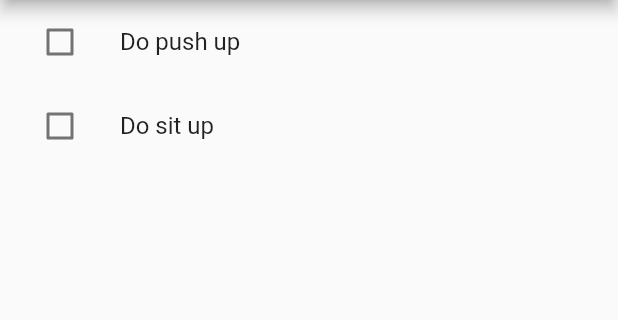
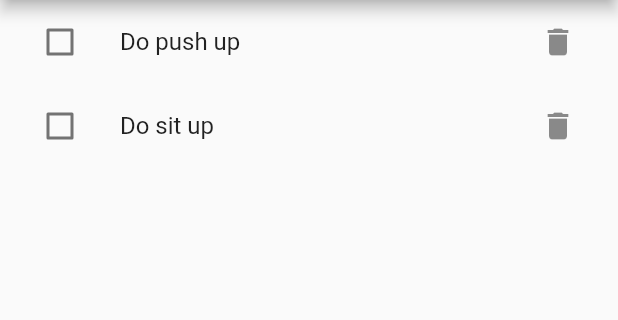
Before and after one commit to daveychu/flutter_todo_redux, a Flutter app: the screen it shows after launch, on a phone screen of 412 x 824 dp, the part 84-404 px from its top. Run offline on Flutter 3.47's test engine with Material 2 defaults, Android fonts, the phone set to English and light mode, and no system bars; our stand-ins replace built_collection, flutter_redux, redux.

Commit message:
Delete todos

```diff
--- a/lib/main.dart
+++ b/lib/main.dart
@@ -63,6 +63,10 @@ class _MyHomePageState extends State<MyHomePage> {
                         ? TextDecoration.lineThrough
                         : TextDecoration.none),
               ),
+              trailing: IconButton(
+                icon: Icon(Icons.delete),
+                onPressed: () => store.dispatch(DeleteTodo(todo)),
+              ),
             );
           },
         ),
```
